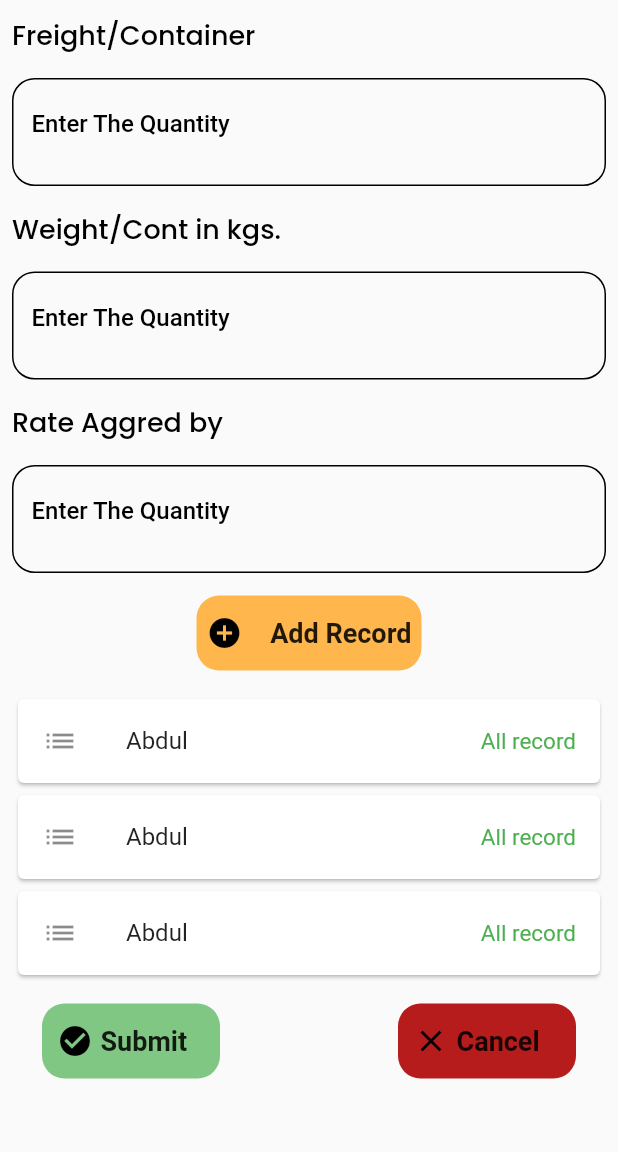
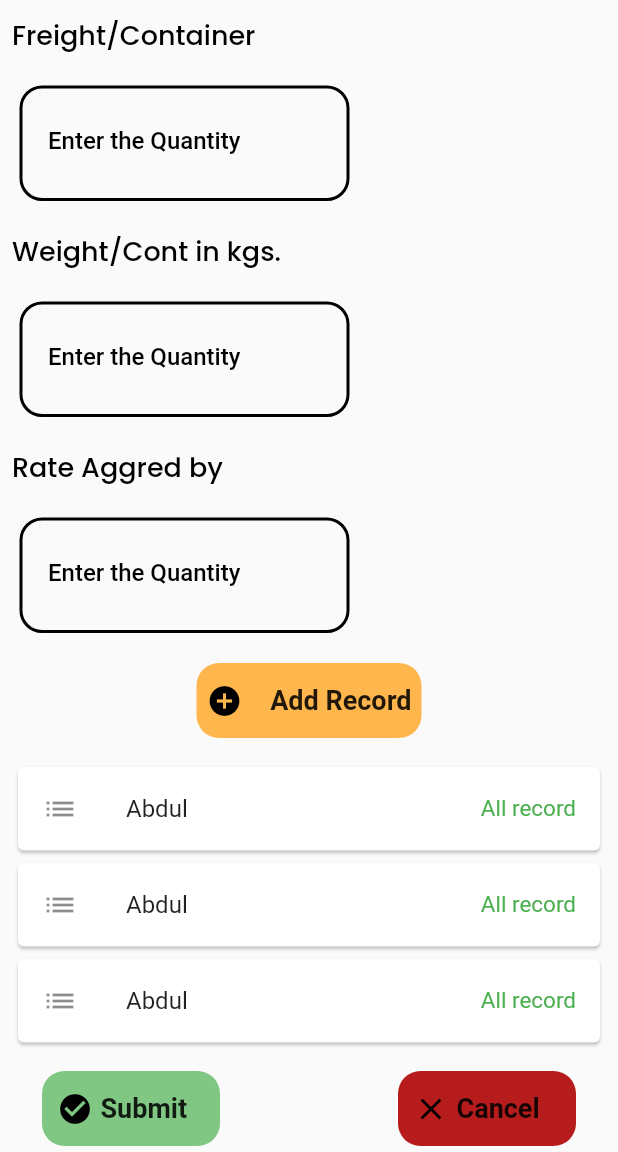
Before and after one commit to ShaikhAbdul007/OldTransvision, a Flutter app: the BookingDetails2 screen opened by its route, on a phone screen of 412 x 824 dp, the part 84-1236 px from its top. Run offline on Flutter 3.47's test engine with Material 2 defaults, Android fonts, the phone set to English and light mode, and no system bars; our stand-ins replace animated_splash_screen, google_fonts, shared_preferences; accounts and stored records are empty; network calls fail; statements that could not run were skipped.

Commit message:
Naming Coventional Done

```diff
--- a/lib/MyComponent/textfeild.dart
+++ b/lib/MyComponent/textfeild.dart
@@ -19,22 +19,25 @@ class MyTextField extends StatelessWidget {
   }
 }
 
-class CustomTextFeild extends StatelessWidget {
+class CustomTextField extends StatelessWidget {
   final String hint;
-  const CustomTextFeild({Key? key, required this.hint}) : super(key: key);
+  const CustomTextField({Key? key, required this.hint}) : super(key: key);
 
   @override
   Widget build(BuildContext context) {
     return Container(
-        height: 72,
+        padding: const EdgeInsets.all(5.0),
+        margin: const EdgeInsets.all(5.0),
+        height: 77,
+        width: 220,
         decoration: BoxDecoration(
             borderRadius: BorderRadius.circular(15),
             border: Border.all(
-                color: AppColor.black, style: BorderStyle.solid, width: 1.0)),
+                color: AppColor.black, style: BorderStyle.solid, width: 2.0)),
         child: const TextField(
             cursorColor: Colors.black,
             decoration: InputDecoration(
-              hintText: "Enter The Quantity",
+              hintText: "Enter the Quantity",
               hintStyle:
                   TextStyle(color: Colors.black, fontWeight: FontWeight.w500),
               border: OutlineInputBorder(borderSide: BorderSide.none),
--- a/lib/Screen/bookingscreen/bokingdtls2.dart
+++ b/lib/Screen/bookingscreen/bokingdtls2.dart
@@ -28,19 +28,19 @@ class BookingDetails2 extends StatelessWidget {
                     size: 18.0,
                     color: AppColor.black),
                 const CustomHeight(),
-                const CustomTextFeild(hint: "Freight/Container"),
+                const CustomTextField(hint: "Freight/Container"),
                 const CustomHeight(),
                 WeightText(
                     text: "Weight/Cont in kgs.",
                     size: 18.0,
                     color: AppColor.black),
                 const CustomHeight(),
-                const CustomTextFeild(hint: "Weight/Cont in kgs."),
+                const CustomTextField(hint: "Weight/Cont in kgs."),
                 const CustomHeight(),
                 WeightText(
                     text: "Rate Aggred by", size: 18.0, color: AppColor.black),
                 const CustomHeight(),
-                const CustomTextFeild(hint: "Rate Aggred by"),
+                const CustomTextField(hint: "Rate Aggred by"),
                 const CustomHeight(),
                 Center(
                   child: InkWell(
```
